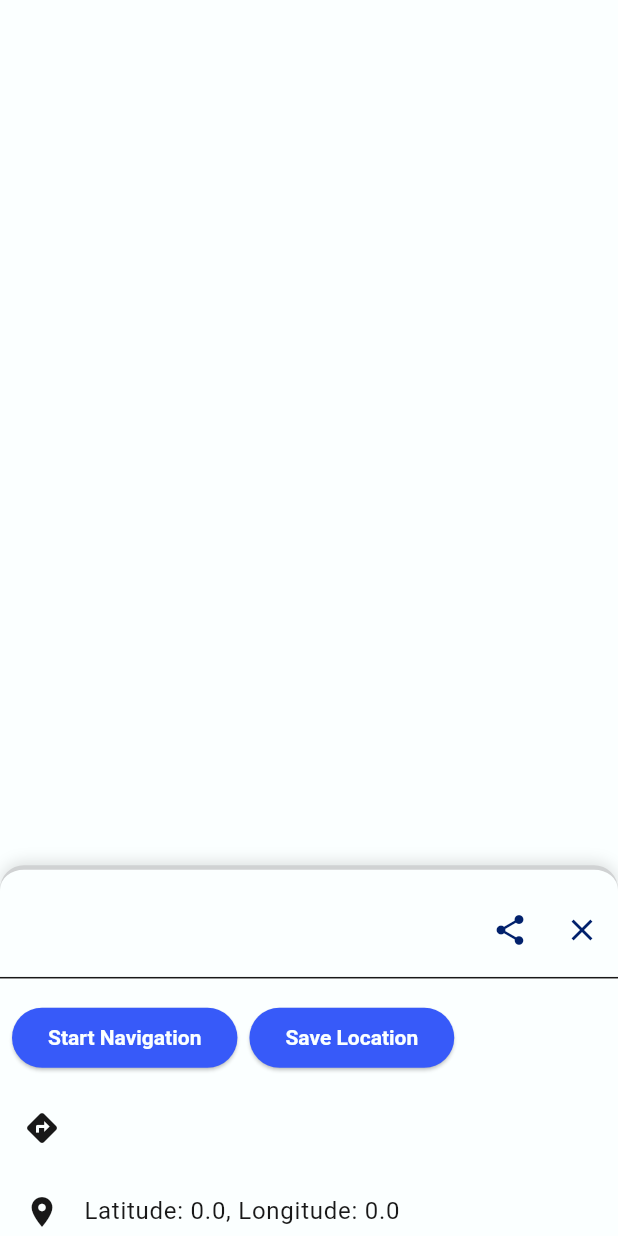
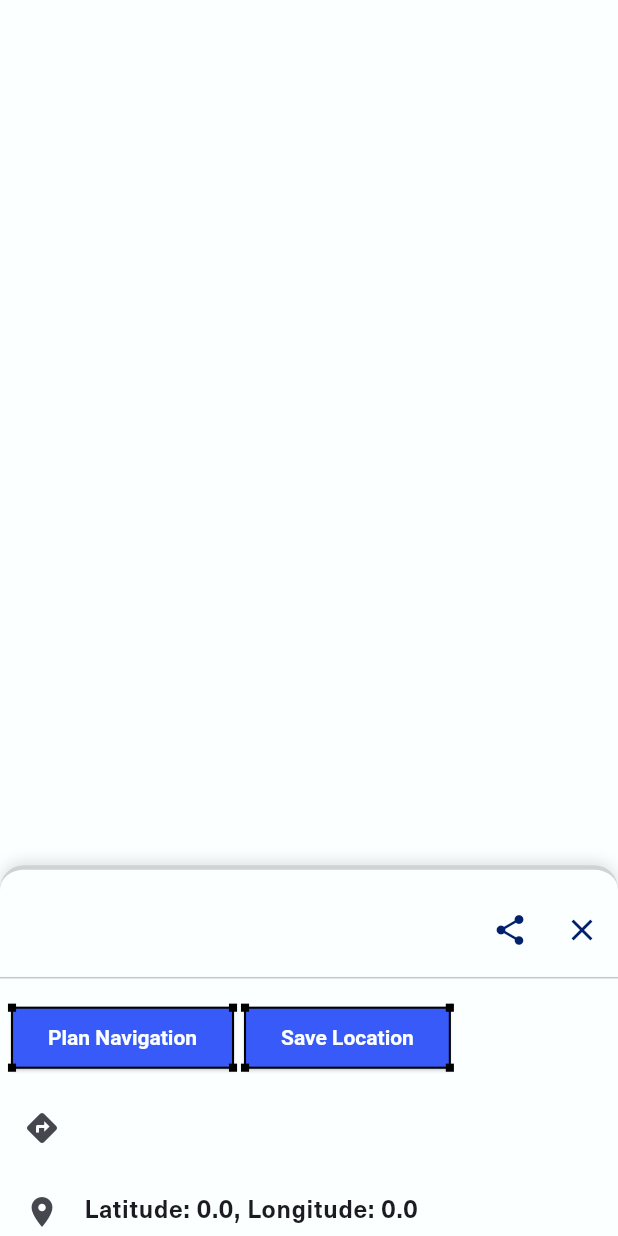
Before and after one commit to Navware-Official/nav-e, a Flutter app: the LocationPreviewWidget widget shown alone on an empty page, opened directly with empty values, on a phone screen of 412 x 824 dp. Run offline on Flutter 3.47's test engine with Material 3 defaults, Android fonts, the phone set to English and light mode, and no system bars; our stand-ins replace flutter_bloc, flutter_map, geolocator, latlong2, shared_preferences and 2 more; missing offline and left inert: dart:ffi; accounts and stored records are empty; project files that could hold a hidden picture were left out.

Commit message:
feat: organized theme structure for better readability and added typography

```diff
--- /dev/null
+++ b/lib/core/theme/styles/corner_block_border.dart
@@ -0,0 +1,73 @@
+import 'package:flutter/material.dart';
+
+class CornerBlockBorder extends OutlinedBorder {
+  const CornerBlockBorder({
+    this.borderRadius = BorderRadius.zero,
+    this.blockOvershoot = 2.0,
+    super.side = const BorderSide(width: 1.2, color: Colors.black),
+  });
+
+  final BorderRadius borderRadius;
+  final double blockOvershoot;
+
+  @override
+  CornerBlockBorder copyWith({BorderSide? side}) {
+    return CornerBlockBorder(
+      side: side ?? this.side,
+      borderRadius: borderRadius,
+      blockOvershoot: blockOvershoot,
+    );
+  }
+
+  @override
+  Path getOuterPath(Rect rect, {TextDirection? textDirection}) {
+    final rrect = borderRadius.toRRect(rect);
+    final path = Path()..addRRect(rrect);
+    return path;
+  }
+
+  @override
+  Path getInnerPath(Rect rect, {TextDirection? textDirection}) {
+    final adjusted = rect.deflate(side.width);
+    final rrect = borderRadius.toRRect(adjusted);
+    final path = Path()..addRRect(rrect);
+    return path;
+  }
+
+  @override
+  void paint(Canvas canvas, Rect rect, {TextDirection? textDirection}) {
+    if (side.style == BorderStyle.none || side.width == 0) return;
+
+    // 1) main outline
+    final rrect = borderRadius.toRRect(rect);
+    final paintBorder = side.toPaint()..style = PaintingStyle.stroke;
+    canvas.drawRRect(rrect, paintBorder);
+
+    // 2) corner caps (filled squares)
+    final half = side.width / 2;
+    final s = side.width + blockOvershoot * 2;
+    final fill = Paint()
+      ..color = side.color
+      ..style = PaintingStyle.fill;
+
+    final tl = Rect.fromLTWH(rect.left - blockOvershoot - half,  rect.top - blockOvershoot - half,  s, s);
+    final tr = Rect.fromLTWH(rect.right - s + blockOvershoot + half, rect.top - blockOvershoot - half,  s, s);
+    final bl = Rect.fromLTWH(rect.left - blockOvershoot - half,  rect.bottom - s + blockOvershoot + half, s, s);
+    final br = Rect.fromLTWH(rect.right - s + blockOvershoot + half, rect.bottom - s + blockOvershoot + half, s, s);
+
+    canvas.drawRect(tl, fill);
+    canvas.drawRect(tr, fill);
+    canvas.drawRect(bl, fill);
+    canvas.drawRect(br, fill);
+  }
+
+  @override
+  EdgeInsetsGeometry get dimensions => EdgeInsets.all(side.width);
+
+  @override
+  CornerBlockBorder scale(double t) => CornerBlockBorder(
+        side: side.scale(t),
+        borderRadius: borderRadius * t,
+        blockOvershoot: blockOvershoot * t,
+      );
+}
--- a/lib/features/home/home_screen.dart
+++ b/lib/features/home/home_screen.dart
@@ -55,15 +55,12 @@ class _HomeScreenState extends State<HomeScreen> {
     setState(() {
       showRoutePreview = true;
     });
-    context.read<LocationBloc>().add(StopLocationTracking());
   }
 
   void closeLocationPreview() {
     setState(() {
       showRoutePreview = false;
     });
-    _markers.clear();
-    context.read<LocationBloc>().add(StartLocationTracking());
   }
 
   @override
--- a/lib/features/home/widgets/location_preview_widget.dart
+++ b/lib/features/home/widgets/location_preview_widget.dart
@@ -100,7 +100,7 @@ class _RoutePreviewWidgetState extends State<LocationPreviewWidget> {
                                 const SnackBar(content: Text('Start Navigation feature not implemented yet')),
                               );
                             },
-                            child: const Text('Start Navigation'),
+                            child: const Text('Plan Navigation'),
                           ),
                           SizedBox(width: 8),
                           ElevatedButton(
--- a/lib/main.dart
+++ b/lib/main.dart
@@ -29,9 +29,9 @@ void main() {
         ),
       ],
       child: MaterialApp.router(
-        theme: AppTheme.lightTheme,
-        // darkTheme: AppTheme.darkTheme,
-        // themeMode: ThemeMode.system,  // Uncomment to use system theme again.
+        theme: AppTheme.light(),
+        darkTheme: AppTheme.dark(),
+        themeMode: ThemeMode.system,
         routerDelegate: AppRouterDelegate(appStateBloc),
         routeInformationParser: const RouteParser(),
       ),
--- a/lib/widgets/user_location_marker.dart
+++ b/lib/widgets/user_location_marker.dart
@@ -2,7 +2,7 @@ import 'dart:math' as math;
 import 'package:flutter/material.dart';
 import 'package:flutter_map/flutter_map.dart';
 import 'package:latlong2/latlong.dart';
-import 'package:nav_e/core/theme/app_theme.dart';
+import 'package:nav_e/core/theme/components/decorations.dart';
 
 class UserLocationMarker extends Marker {
   UserLocationMarker({required LatLng? position, double? heading})
@@ -11,7 +11,7 @@ class UserLocationMarker extends Marker {
           width: 45,
           height: 45,
           child: Container(
-            decoration: AppTheme.userLocationMarkerDecoration,
+            decoration: AppDecorations.userLocationMarker,
             child: Transform.rotate(
               angle: (heading ?? 0) * math.pi / 180,
               child: const Icon(
```
Also changed, not shown: lib/core/theme/app_theme.dart (+37 -130 lines), lib/core/theme/components/appbar.dart (added, +16 -0 lines), lib/core/theme/components/buttons.dart (added, +45 -0 lines), lib/core/theme/components/cards.dart (added, +12 -0 lines), lib/core/theme/components/decorations.dart (added, +18 -0 lines), lib/core/theme/components/inputs.dart (added, +16 -0 lines), lib/core/theme/typography.dart (added, +42 -0 lines), pubspec.yaml (+17 -0 lines), assets/fonts/BitcountGridSingle-Regular.ttf (added), assets/fonts/NeueHaasUnica-Black.ttf (added), assets/fonts/NeueHaasUnica-Bold.ttf (added), assets/fonts/NeueHaasUnica-BoldItalic.ttf (added), assets/fonts/NeueHaasUnica-BoldItalic_1.ttf (added), 1 other file.
